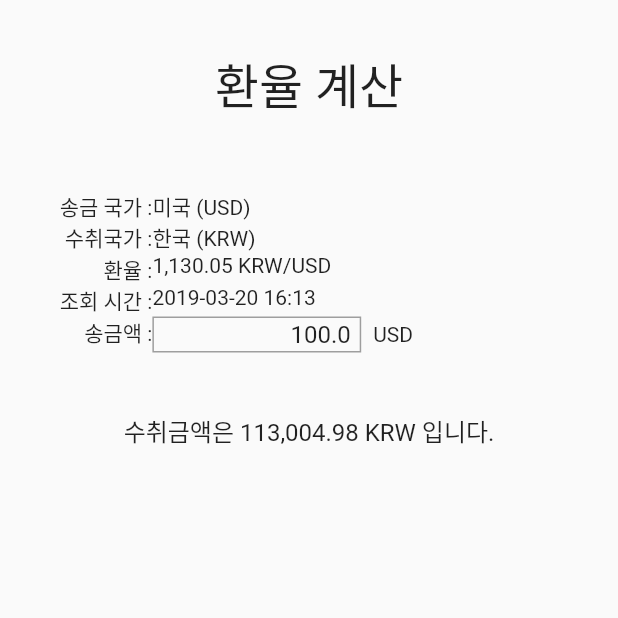
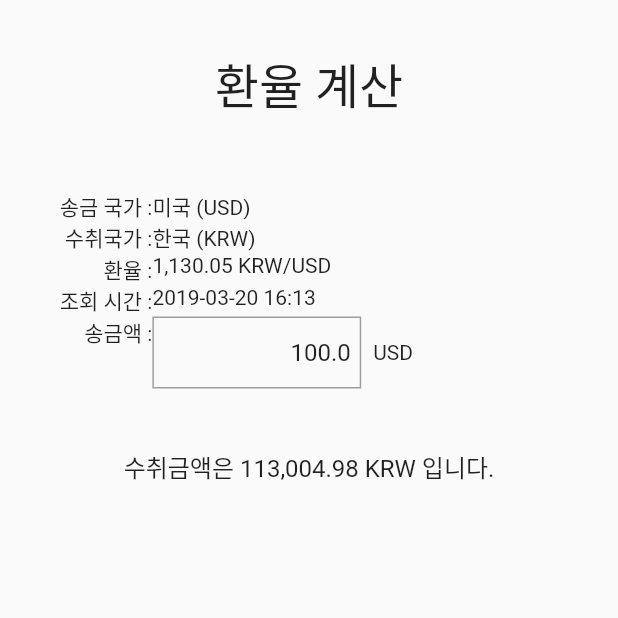
Before and after one commit to ChangJoo-Park/flutter_currency_converter, a Flutter app: the screen it shows after launch, on a phone screen of 412 x 824 dp, the top half of it. Run offline on Flutter 3.47's test engine with Material 2 defaults, Android fonts, the phone set to English and light mode, and no system bars.

Commit message:
Country 모델 추가 및 폼 핸들링

```diff
--- a/lib/views/home_page.dart
+++ b/lib/views/home_page.dart
@@ -6,21 +6,26 @@ class HomePage extends StatefulWidget {
 }
 
 class _HomePageState extends State<HomePage> {
-  String transferCountryName = '미국';
-  String transferSymbol = 'USD';
-  String receiverCountryName = '한국';
-  String receiverSymbol = 'KRW';
-  String exchangeRate = '1,130.05 KRW/USD';
-  String requestDateTime = '2019-03-20 16:13';
-  double transferAmount = 100;
-  String recieveAmount = '113,004.98 KRW';
+  final _formKey = GlobalKey<FormState>();
 
-  TextEditingController transferAmountTextEditingController;
+  Country _transfer;
+  Country _receiver;
+  String _exchangeRate = '1,130.05 KRW/USD';
+  String _requestDateTime = '2019-03-20 16:13';
+
+  double _transferAmount = 100;
+
+  String _recieveAmount = '113,004.98 KRW';
+
+  TextEditingController _transferAmountTextEditingController;
 
   @override
   void initState() {
-    transferAmountTextEditingController =
-        TextEditingController(text: transferAmount.toString());
+    _transfer = Country(name: '미국', symbol: 'USD');
+    _receiver = Country(name: '한국', symbol: 'KRW');
+
+    _transferAmountTextEditingController =
+        TextEditingController(text: _transferAmount.toString());
     super.initState();
   }
 
@@ -51,28 +56,28 @@ class _HomePageState extends State<HomePage> {
                         '송금 국가 : ',
                         textAlign: TextAlign.right,
                       ),
-                      Text('$transferCountryName ($transferSymbol)'),
+                      Text(_transfer.nameWithSymbol),
                     ]),
                     TableRow(children: [
                       Text(
                         '수취국가 : ',
                         textAlign: TextAlign.right,
                       ),
-                      Text('$receiverCountryName ($receiverSymbol)'),
+                      Text(_receiver.nameWithSymbol),
                     ]),
                     TableRow(children: [
                       Text(
                         '환율 : ',
                         textAlign: TextAlign.right,
                       ),
-                      Text(exchangeRate),
+                      Text(_exchangeRate),
                     ]),
                     TableRow(children: [
                       Text(
                         '조회 시간 : ',
                         textAlign: TextAlign.right,
                       ),
-                      Text(requestDateTime),
+                      Text(_requestDateTime),
                     ]),
                     TableRow(
                       decoration: BoxDecoration(),
@@ -87,23 +92,39 @@ class _HomePageState extends State<HomePage> {
                             Expanded(
                               flex: 1,
                               child: Container(
-                                height: 24,
-                                child: TextField(
+                                child: Form(
+                                  key: _formKey,
+                                  child: TextFormField(
                                     controller:
-                                      transferAmountTextEditingController,
-                                  onSubmitted: (String value) {},
-                                  keyboardType: TextInputType.numberWithOptions(
+                                        _transferAmountTextEditingController,
+                                    onFieldSubmitted: _onFieldSubmitted,
+                                    validator: (value) {
+                                      try {
+                                        double.parse(value);
+                                        return null;
+                                      } catch (e) {
+                                        return '올바른 송금액을 입력하세요.';
+                                      }
+                                    },
+                                    onSaved: (String value) {
+                                      setState(() => _transferAmount =
+                                          double.parse(value));
+                                    },
+                                    keyboardType:
+                                        TextInputType.numberWithOptions(
                                             decimal: false, signed: false),
                                     textAlign: TextAlign.right,
                                     decoration: InputDecoration(
-                                    contentPadding: const EdgeInsets.symmetric(
+                                      contentPadding:
+                                          const EdgeInsets.symmetric(
                                         horizontal: 4,
                                         vertical: 0,
                                       ),
                                       focusedBorder: OutlineInputBorder(
                                         borderRadius: BorderRadius.circular(0),
                                         borderSide: BorderSide(
-                                          color: Colors.blueAccent, width: 1.0),
+                                            color: Colors.blueAccent,
+                                            width: 1.0),
                                       ),
                                       enabledBorder: OutlineInputBorder(
                                         borderRadius: BorderRadius.circular(0),
@@ -114,10 +135,11 @@ class _HomePageState extends State<HomePage> {
                                   ),
                                 ),
                               ),
+                            ),
                             Expanded(
                                 child: Padding(
                               padding: const EdgeInsets.only(left: 8.0),
-                              child: Text(transferSymbol),
+                              child: Text(_transfer.symbol),
                             ))
                           ],
                         ),
@@ -131,7 +153,7 @@ class _HomePageState extends State<HomePage> {
                 padding: const EdgeInsets.all(8.0),
                 child: Center(
                   child: Text(
-                    '수취금액은 $recieveAmount 입니다.',
+                    '수취금액은 $_recieveAmount 입니다.',
                     style: TextStyle(fontSize: 16),
                   ),
                 ),
@@ -142,4 +164,36 @@ class _HomePageState extends State<HomePage> {
       ),
     );
   }
+
+  void _onFieldSubmitted(value) {
+    if (!_formKey.currentState.validate()) {
+      return;
     }
+
+    _formKey.currentState.save();
+    _convertCurrency(
+      transfer: _transfer,
+      receiver: _receiver,
+      amount: _transferAmount,
+    ).then((value) {
+      setState(() {
+        _requestDateTime = DateTime.now().toLocal().toIso8601String();
+      });
+    });
+  }
+
+  Future _convertCurrency({Country transfer, Country receiver, double amount}) {
+    return Future.value(100);
+  }
+}
+
+class Country {
+  String name;
+  String symbol;
+
+  Country({@required this.name, @required this.symbol})
+      : assert(name != null),
+        assert(symbol != null);
+
+  String get nameWithSymbol => '$name ($symbol)';
+}
```
Lines whose indentation alone changed are shown as unchanged.
